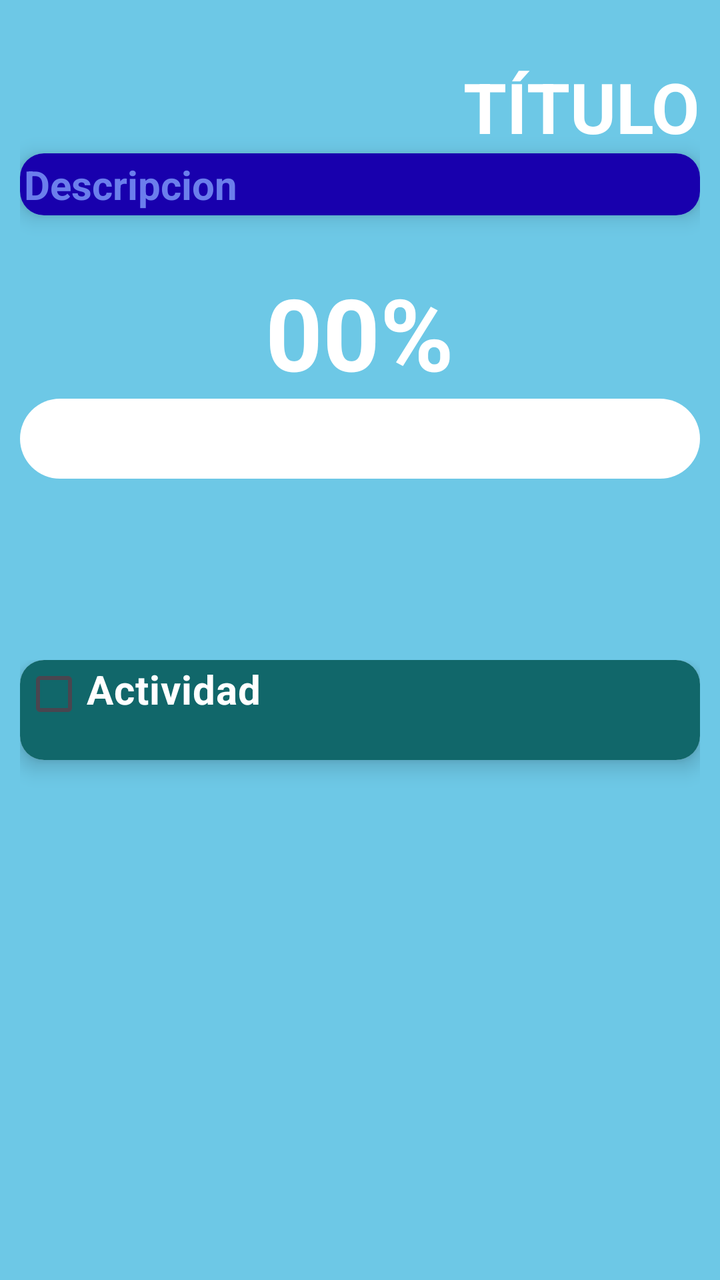
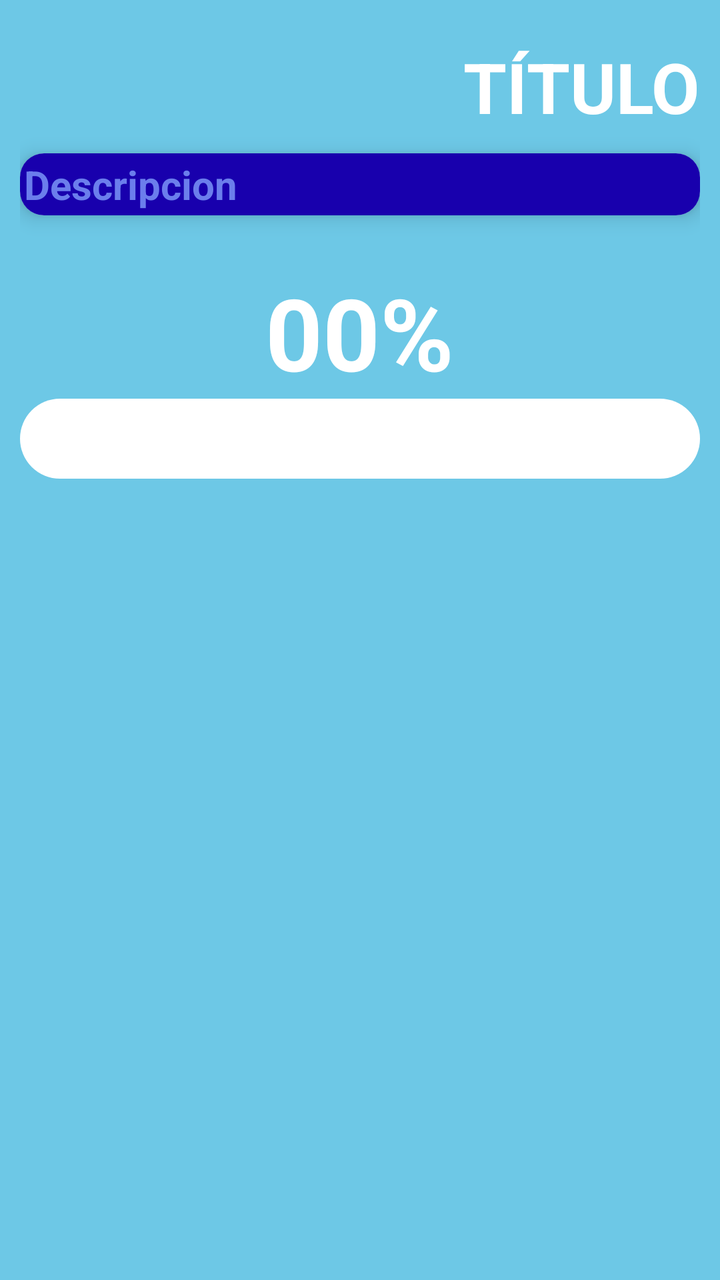

Screens rendered from an Android XML layout before and after an edit, with the pre-edit source and the edit as a unified diff.
<!-- AndroidManifest.xml: application theme Theme.SuperSexiBoys -->
<!-- res/layout/activity_metas_interno.xml -->
<?xml version="1.0" encoding="utf-8"?>
<LinearLayout xmlns:android="http://schemas.android.com/apk/res/android"
    xmlns:app="http://schemas.android.com/apk/res-auto"
    xmlns:tools="http://schemas.android.com/tools"
    android:id="@+id/main"
    android:layout_width="match_parent"
    android:layout_height="match_parent"
    tools:context=".MetasActivity"
    android:orientation="vertical"
    android:weightSum="1"
    android:background="#6DC8E6"
    >


    <LinearLayout
        android:layout_width="match_parent"
        android:layout_height="0dp"
        android:layout_weight="0.5"
        android:padding="10dp"
        android:orientation="vertical"
        >



        <LinearLayout
            android:layout_width="match_parent"
            android:layout_height="wrap_content"
            android:layout_marginTop="10dp"
            android:orientation="horizontal"
            >



            <LinearLayout
                android:layout_width="match_parent"
                android:layout_height="wrap_content"
                android:layout_marginTop="10dp"
                android:gravity="right"
                android:orientation="horizontal">


            <TextView
                android:id="@+id/tituloMeta"
                android:text="@string/titulo_meta"
                android:layout_width="wrap_content"
                android:layout_height="wrap_content"
                android:textStyle="bold"
                android:textSize="35sp"
                android:textColor="@color/white"/>

            </LinearLayout>


        </LinearLayout>

        <androidx.cardview.widget.CardView
            android:layout_width="match_parent"
            android:layout_height="wrap_content"
            android:layout_marginBottom="15dp"
            app:cardCornerRadius="12dp"
            app:cardElevation="6dp"
            android:layout_gravity="center"
            android:clickable="true"
            >

            <LinearLayout
                android:layout_width="match_parent"
                android:layout_height="wrap_content"
                android:orientation="horizontal"
                android:background="#6DC8E6"
                android:layout_gravity="center"
                >

                <TextView
                    android:id="@+id/descripcionMeta"
                    android:layout_width="match_parent"
                    android:layout_height="wrap_content"
                    android:text="@string/descripcion_meta"
                    android:padding="2dp"
                    android:textStyle="bold"
                    android:textSize="20sp"
                    android:background="#1800AD"
                    android:textColor="#6B7EEC" />

            </LinearLayout>
        </androidx.cardview.widget.CardView>

        <LinearLayout
            android:layout_width="match_parent"
            android:layout_height="wrap_content"
            android:layout_marginTop="10dp"
            android:gravity="center"
            android:orientation="horizontal">


            <TextView
                android:id="@+id/porcentajeBarra"
                android:text="@string/procentaje"
                android:layout_width="wrap_content"
                android:layout_height="wrap_content"
                android:textStyle="bold"
                android:textSize="50sp"
                android:textColor="@color/white"/>

        </LinearLayout>

        <ProgressBar
            android:id="@+id/progresoLineal"
            style="?android:attr/progressBarStyleHorizontal"
            android:layout_width="match_parent"
            android:layout_height="40dp"
            android:max="100"
            android:progress="0"
            android:progressDrawable="@drawable/progress_bar"/>>

    </LinearLayout>

    <ScrollView
        android:layout_width="match_parent"
        android:layout_height="0dp"
        android:layout_weight="0.50">

        <LinearLayout
            android:id="@+id/scrollActividadesLinear"
            android:layout_width="match_parent"
            android:layout_height="wrap_content"
            android:orientation="vertical"
            android:padding="10dp">

            <androidx.cardview.widget.CardView
                android:layout_width="match_parent"
                android:layout_height="wrap_content"
                android:layout_marginBottom="15dp"
                app:cardCornerRadius="12dp"
                app:cardElevation="6dp"
                android:clickable="true"
                >

                <LinearLayout
                    android:layout_width="match_parent"
                    android:layout_height="wrap_content"
                    android:orientation="horizontal"
                    android:padding="1dp"
                    android:background="#11676a">

                    <CheckBox
                        android:id="@+id/miCheckBox1"
                        android:layout_width="match_parent"
                        android:layout_height="wrap_content"
                        android:checked="false"
                        android:scaleX="1"
                        android:scaleY="1"
                        android:gravity="left"
                        android:text="@string/checkbox_meta"
                        android:textColor="@color/white"
                        android:textSize="20sp"
                        android:textStyle="bold" />
                </LinearLayout>
            </androidx.cardview.widget.CardView>



        </LinearLayout>
    </ScrollView>


</LinearLayout>
<!-- resources referenced by this layout -->
<resources>
  <color name="white">#FFFFFFFF</color>
  <!-- drawable progress_bar (drawable) -->
  <layer-list xmlns:android="http://schemas.android.com/apk/res/android">
  
      
      <item android:id="@android:id/background">
          <shape android:shape="rectangle">
              <corners android:radius="20dp"/> 
              <solid android:color="@color/white"/> 
          </shape>
      </item>
  
      
      <item android:id="@android:id/progress">
          <clip>
              <shape android:shape="rectangle">
                  <corners android:radius="20dp"/> 
                  <solid android:color="#147276"/> 
              </shape>
          </clip>
      </item>
  
  </layer-list>
  <string name="checkbox_meta"> Actividad </string>
  <string name="descripcion_meta"> Descripcion </string>
  <string name="procentaje"> 00% </string>
  <string name="titulo_meta"> TÍTULO </string>
  <style name="Theme.SuperSexiBoys" parent="Base.Theme.SuperSexiBoys" />
  <style name="Base.Theme.SuperSexiBoys" parent="Theme.Material3.DayNight.NoActionBar">
          
          
      </style>
</resources>

<!-- the commit's change to res/layout/activity_metas_interno.xml (unified diff, before → after) -->
@@ -5,163 +5,90 @@
     android:id="@+id/main"
     android:layout_width="match_parent"
     android:layout_height="match_parent"
-    tools:context=".MetasActivity"
     android:orientation="vertical"
-    android:weightSum="1"
     android:background="#6DC8E6"
-    >
+    android:padding="10dp"
+    tools:context=".MetasInternoActivity">
 
-
+    
     <LinearLayout
         android:layout_width="match_parent"
-        android:layout_height="0dp"
-        android:layout_weight="0.5"
-        android:padding="10dp"
-        android:orientation="vertical"
-        >
+        android:layout_height="wrap_content"
+        android:orientation="horizontal"
+        android:gravity="end"
+        android:layout_marginTop="10dp">
 
+        <TextView
+            android:id="@+id/tituloMeta"
+            android:layout_width="wrap_content"
+            android:layout_height="wrap_content"
+            android:text="@string/titulo_meta"
+            android:textStyle="bold"
+            android:textSize="35sp"
+            android:textColor="@color/white"/>
+    </LinearLayout>
 
+    
+    <androidx.cardview.widget.CardView
+        android:layout_width="match_parent"
+        android:layout_height="wrap_content"
+        android:layout_marginTop="10dp"
+        android:layout_marginBottom="15dp"
+        app:cardCornerRadius="12dp"
+        app:cardElevation="6dp">
 
         <LinearLayout
             android:layout_width="match_parent"
             android:layout_height="wrap_content"
-            android:layout_marginTop="10dp"
             android:orientation="horizontal"
-            >
+            android:background="#1800AD"
+            android:padding="2dp">
 
-
-
-            <LinearLayout
+            <TextView
+                android:id="@+id/descripcionMeta"
                 android:layout_width="match_parent"
                 android:layout_height="wrap_content"
-                android:layout_marginTop="10dp"
-                android:gravity="right"
-                android:orientation="horizontal">
+                android:text="@string/descripcion_meta"
+                android:textStyle="bold"
+                android:textSize="20sp"
+                android:textColor="#6B7EEC" />
+        </LinearLayout>
+    </androidx.cardview.widget.CardView>
 
+    
+    <LinearLayout
+        android:layout_width="match_parent"
+        android:layout_height="wrap_content"
+        android:gravity="center"
+        android:orientation="horizontal"
+        android:layout_marginTop="10dp">
 
-            <TextView
-                android:id="@+id/tituloMeta"
-                android:text="@string/titulo_meta"
-                android:layout_width="wrap_content"
-                android:layout_height="wrap_content"
-                android:textStyle="bold"
-                android:textSize="35sp"
-                android:textColor="@color/white"/>
-
-            </LinearLayout>
-
-
-        </LinearLayout>
-
-        <androidx.cardview.widget.CardView
-            android:layout_width="match_parent"
+        <TextView
+            android:id="@+id/porcentajeBarra"
+            android:layout_width="wrap_content"
             android:layout_height="wrap_content"
-            android:layout_marginBottom="15dp"
-            app:cardCornerRadius="12dp"
-            app:cardElevation="6dp"
-            android:layout_gravity="center"
-            android:clickable="true"
-            >
-
-            <LinearLayout
-                android:layout_width="match_parent"
-                android:layout_height="wrap_content"
-                android:orientation="horizontal"
-                android:background="#6DC8E6"
-                android:layout_gravity="center"
-                >
-
-                <TextView
-                    android:id="@+id/descripcionMeta"
-                    android:layout_width="match_parent"
-                    android:layout_height="wrap_content"
-                    android:text="@string/descripcion_meta"
-                    android:padding="2dp"
-                    android:textStyle="bold"
-                    android:textSize="20sp"
-                    android:background="#1800AD"
-                    android:textColor="#6B7EEC" />
-
-            </LinearLayout>
-        </androidx.cardview.widget.CardView>
-
-        <LinearLayout
-            android:layout_width="match_parent"
-            android:layout_height="wrap_content"
-            android:layout_marginTop="10dp"
-            android:gravity="center"
-            android:orientation="horizontal">
-
-
-            <TextView
-                android:id="@+id/porcentajeBarra"
-                android:text="@string/procentaje"
-                android:layout_width="wrap_content"
-                android:layout_height="wrap_content"
-                android:textStyle="bold"
-                android:textSize="50sp"
-                android:textColor="@color/white"/>
-
-        </LinearLayout>
-
-        <ProgressBar
-            android:id="@+id/progresoLineal"
-            style="?android:attr/progressBarStyleHorizontal"
-            android:layout_width="match_parent"
-            android:layout_height="40dp"
-            android:max="100"
-            android:progress="0"
-            android:progressDrawable="@drawable/progress_bar"/>>
-
+            android:text="@string/procentaje"
+            android:textStyle="bold"
+            android:textSize="50sp"
+            android:textColor="@color/white"/>
     </LinearLayout>
 
-    <ScrollView
+    <ProgressBar
+        android:id="@+id/progresoLineal"
+        style="?android:attr/progressBarStyleHorizontal"
+        android:layout_width="match_parent"
+        android:layout_height="40dp"
+        android:max="100"
+        android:progress="0"
+        android:progressDrawable="@drawable/progress_bar"
+        android:layout_marginBottom="15dp"/>
+
+    
+    <androidx.recyclerview.widget.RecyclerView
+        android:id="@+id/recyclerActividades"
         android:layout_width="match_parent"
         android:layout_height="0dp"
-        android:layout_weight="0.50">
-
-        <LinearLayout
-            android:id="@+id/scrollActividadesLinear"
-            android:layout_width="match_parent"
-            android:layout_height="wrap_content"
-            android:orientation="vertical"
-            android:padding="10dp">
-
-            <androidx.cardview.widget.CardView
-                android:layout_width="match_parent"
-                android:layout_height="wrap_content"
-                android:layout_marginBottom="15dp"
-                app:cardCornerRadius="12dp"
-                app:cardElevation="6dp"
-                android:clickable="true"
-                >
-
-                <LinearLayout
-                    android:layout_width="match_parent"
-                    android:layout_height="wrap_content"
-                    android:orientation="horizontal"
-                    android:padding="1dp"
-                    android:background="#11676a">
-
-                    <CheckBox
-                        android:id="@+id/miCheckBox1"
-                        android:layout_width="match_parent"
-                        android:layout_height="wrap_content"
-                        android:checked="false"
-                        android:scaleX="1"
-                        android:scaleY="1"
-                        android:gravity="left"
-                        android:text="@string/checkbox_meta"
-                        android:textColor="@color/white"
-                        android:textSize="20sp"
-                        android:textStyle="bold" />
-                </LinearLayout>
-            </androidx.cardview.widget.CardView>
-
-
-
-        </LinearLayout>
-    </ScrollView>
-
-
+        android:layout_weight="0.5"
+        android:scrollbars="vertical"
+        android:padding="0dp"/>
 </LinearLayout>
<!-- resource entries referenced after the edit -->
@@ -23,7 +23,6 @@
       </item>
   
   </layer-list>
-  <string name="checkbox_meta"> Actividad </string>
   <string name="descripcion_meta"> Descripcion </string>
   <string name="procentaje"> 00% </string>
   <string name="titulo_meta"> TÍTULO </string>
